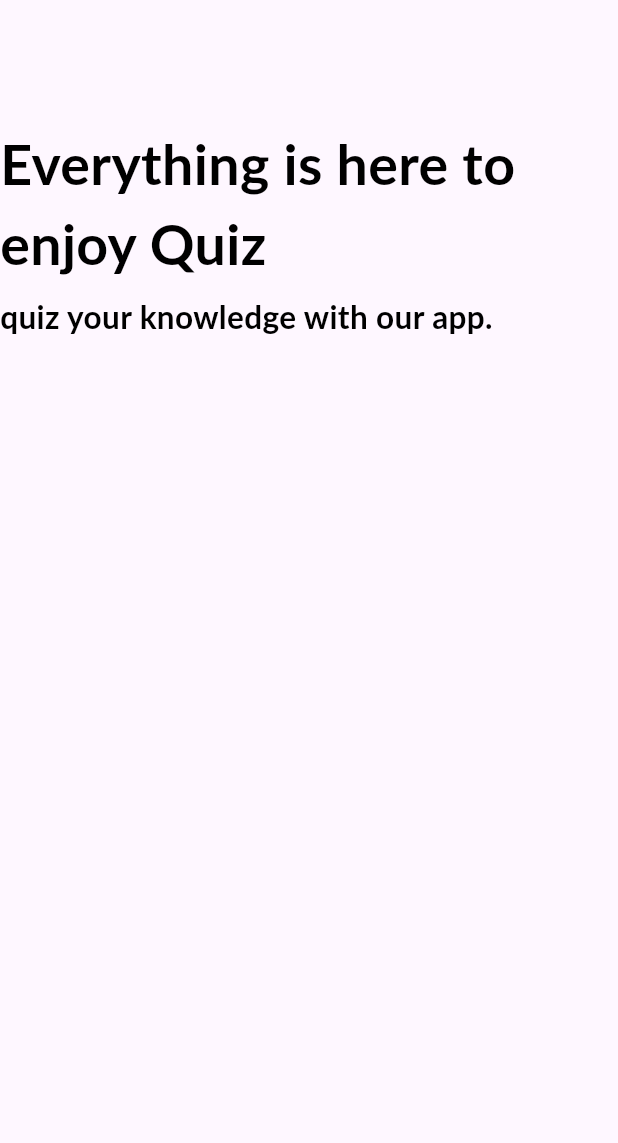
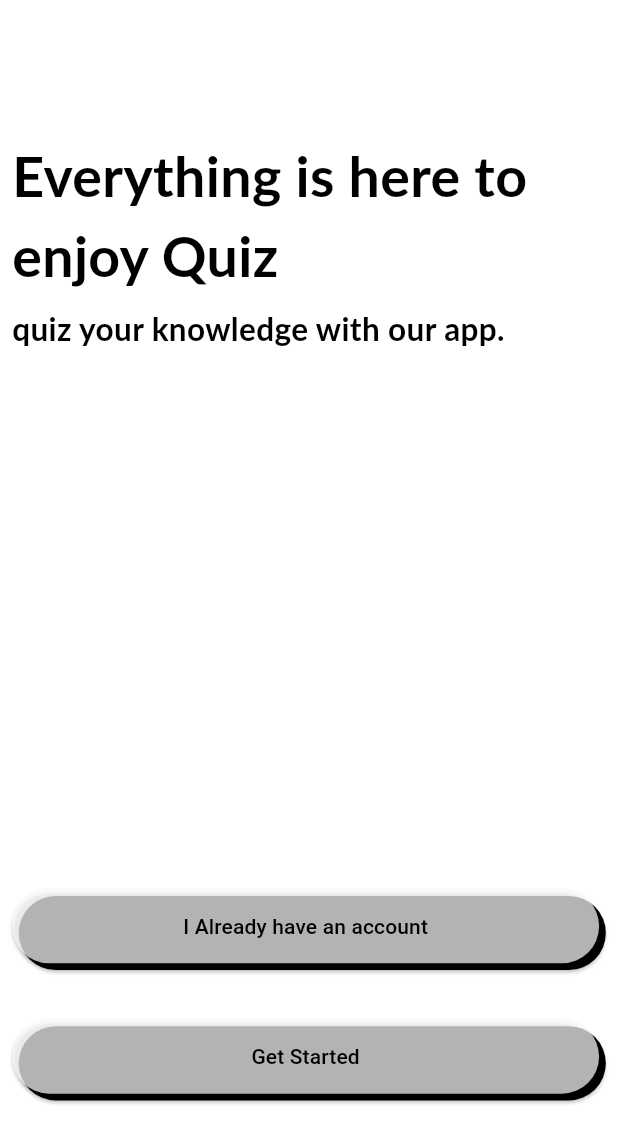
Before and after one commit to nh4ll/Trivia_app_flutter, a Flutter app: the screen it shows after launch, on a phone screen of 412 x 824 dp. Shown: the top 1143 px of the screen. Run offline on Flutter 3.47's test engine with Material 3 defaults, Android fonts, the phone set to English and light mode, and no system bars; our stand-ins replace firebase_core; accounts and stored records are empty; Roboto replaces fonts that are missing (Lato).

Commit message:
Entry Page Without Image

```diff
--- a/lib/main.dart
+++ b/lib/main.dart
@@ -1,5 +1,5 @@
 import 'package:flutter/material.dart';
-import 'package:trivia_with_flutter/screen/signup/signup.dart';
+import 'package:trivia_with_flutter/screen/entry/entry_screen.dart';
 
 void main() {
   runApp(const MainApp());
@@ -15,6 +15,6 @@ class MainApp extends StatelessWidget {
         // theme: ThemeData.dark().copyWith(
         //   scaffoldBackgroundColor: const Color.fromARGB(255, 18, 32, 47),
         // ),
-        home: const SignupPage());
+        home: const EntryPage());
   }
 }
--- /dev/null
+++ b/lib/screen/entry/entry_screen.dart
@@ -0,0 +1,138 @@
+import 'package:flutter/material.dart';
+import 'package:trivia_with_flutter/utils/colours/colors.dart';
+
+import '../../utils/strings/strings.dart';
+
+class EntryPage extends StatefulWidget {
+  const EntryPage({super.key});
+
+  @override
+  State<EntryPage> createState() => _EntryPageState();
+}
+
+class _EntryPageState extends State<EntryPage> {
+  @override
+  Widget build(BuildContext context) {
+    // late bool isLightTheme = true;
+    var screenSize = MediaQuery.of(context).size;
+    return Scaffold(
+      backgroundColor: isLightTheme ? Light.background : Dark.background,
+      body: SizedBox(
+        width: screenSize.width,
+        height: screenSize.height,
+        child: Padding(
+          padding: const EdgeInsets.all(8.0),
+          child: Column(
+            mainAxisAlignment: MainAxisAlignment.start,
+            crossAxisAlignment: CrossAxisAlignment.start,
+            children: [
+              SizedBox(
+                height: screenSize.height * .1,
+              ),
+              // Text In First Page
+              Text(
+                Entry.h1,
+                style: TextStyle(
+                    fontFamily: "Lato",
+                    color: isLightTheme ? Light.text : Dark.text,
+                    // color: Colors.black,
+                    fontWeight: FontWeight.bold,
+                    fontSize: 37),
+              ),
+              SizedBox(
+                height: screenSize.height * .01,
+              ),
+              Text(
+                Entry.h2,
+                style: TextStyle(
+                    fontFamily: "Lato",
+                    color: isLightTheme ? Light.text : Dark.text,
+                    fontWeight: FontWeight.bold,
+                    fontSize: 21),
+              ),
+              const Spacer(),
+              // I Have already an account/Create Account Button
+              Stack(
+                children: [
+                  Padding(
+                    padding: const EdgeInsets.only(top: 4.5, left: 4.5),
+                    child: Container(
+                      margin: EdgeInsets.only(top: screenSize.height * .04),
+                      height: screenSize.height * .06,
+                      width: screenSize.width * .95,
+                      child: ElevatedButton(
+                        style: ButtonStyle(
+                          backgroundColor: MaterialStateProperty.all<Color>(
+                              isLightTheme ? Light.text : Dark.text),
+                        ),
+                        onPressed: () {},
+                        child: const Text(''),
+                      ),
+                    ),
+                  ),
+                  Container(
+                    margin: EdgeInsets.only(top: screenSize.height * .04),
+                    height: screenSize.height * .06,
+                    width: screenSize.width * .95,
+                    child: ElevatedButton(
+                      style: ButtonStyle(
+                        backgroundColor: MaterialStateProperty.all<Color>(
+                            isLightTheme ? Light.button1 : Dark.button1),
+                      ),
+                      onPressed: () {},
+                      child: Text(
+                        Entry.haveAcc,
+                        style: TextStyle(
+                            color: isLightTheme ? Light.text : Dark.text),
+                      ),
+                    ),
+                  ),
+                ],
+              ),
+              Stack(
+                children: [
+                  Padding(
+                    padding: const EdgeInsets.only(top: 4.5, left: 4.5),
+                    child: Container(
+                      margin: EdgeInsets.only(top: screenSize.height * .04),
+                      height: screenSize.height * .06,
+                      width: screenSize.width * .95,
+                      child: ElevatedButton(
+                          style: ButtonStyle(
+                            backgroundColor: MaterialStateProperty.all<Color>(
+                                isLightTheme ? Light.text : Dark.text),
+                          ),
+                          onPressed: () {},
+                          child: const Text('')),
+                    ),
+                  ),
+                  Container(
+                    margin: EdgeInsets.only(top: screenSize.height * .04),
+                    height: screenSize.height * .06,
+                    width: screenSize.width * .95,
+                    child: ElevatedButton(
+                      style: ButtonStyle(
+                        backgroundColor: MaterialStateProperty.all<Color>(
+                            isLightTheme ? Light.button1 : Dark.button1),
+                      ),
+                      onPressed: () {},
+                      child: Text(
+                        Entry.getStarted,
+                        style: TextStyle(
+                            color: isLightTheme ? Light.text : Dark.text),
+                      ),
+                    ),
+                  ),
+                ],
+              ),
+
+              SizedBox(
+                height: screenSize.height * .1,
+              ),
+            ],
+          ),
+        ),
+      ),
+    ); //
+  }
+}
--- a/lib/screen/signup/signup.dart
+++ /dev/null
@@ -1,47 +0,0 @@
-import 'package:flutter/material.dart';
-import 'package:trivia_with_flutter/utils/colours/colors.dart';
-
-class SignupPage extends StatelessWidget {
-  const SignupPage({super.key});
-
-  @override
-  Widget build(BuildContext context) {
-    var screenSize = MediaQuery.of(context).size;
-    return Scaffold(
-
-      body: SizedBox(
-        width: screenSize.width,
-        height: screenSize.height,
-        child: Column(
-          mainAxisAlignment: MainAxisAlignment.start,
-          crossAxisAlignment: CrossAxisAlignment.start,
-          children: [
-            SizedBox(
-              height: screenSize.height * .1,
-            ),
-            Text(
-              "Everything is here to enjoy Quiz",
-              style: TextStyle(
-                  fontFamily: "Lato",
-                  color: Light.text,
-                  // color: Colors.black,
-                  fontWeight: FontWeight.bold,
-                  fontSize: 37),
-            ),
-            SizedBox(height: screenSize.height * .01,),
-            Text(
-              "quiz your knowledge with our app.",
-              style: TextStyle(
-                  fontFamily: "Lato",
-                  color: Light.text,
-                  fontWeight: FontWeight.bold,
-                  fontSize: 21),
-            ),
-            const Spacer(),
-
-          ],
-        ),
-      ),
-    );//
-  }
-}
--- a/lib/utils/colours/colors.dart
+++ b/lib/utils/colours/colors.dart
@@ -2,8 +2,15 @@ import 'package:flutter/material.dart';
 
 class Light {
   static Color text = Colors.black;
+  static Color background = Colors.white;
+  static Color button1 = Colors.white70;
+
 }
 
 class Dark {
+  static Color text = Colors.white;
+  static Color background = Colors.black;
+  static Color button1 = Colors.black87;
+
   //
 }
--- /dev/null
+++ b/lib/utils/strings/strings.dart
@@ -0,0 +1,8 @@
+bool isLightTheme = true;
+
+class Entry {
+  static const h1 = "Everything is here to enjoy Quiz";
+  static const h2 = "quiz your knowledge with our app.";
+  static const haveAcc = "I Already have an account";
+  static const getStarted = "Get Started";
+}
--- a/pubspec.yaml
+++ b/pubspec.yaml
@@ -7,6 +7,7 @@ environment:
   sdk: '>=3.2.6 <4.0.0'
 
 dependencies:
+  firebase_core: ^2.25.0
   flutter:
     sdk: flutter
 
@@ -17,3 +18,5 @@ dev_dependencies:
 
 flutter:
   uses-material-design: true
+  assets:
+    - assets/
```
Also changed, not shown: lib/firebase_options.dart (added), pubspec.lock, 16 other files.
